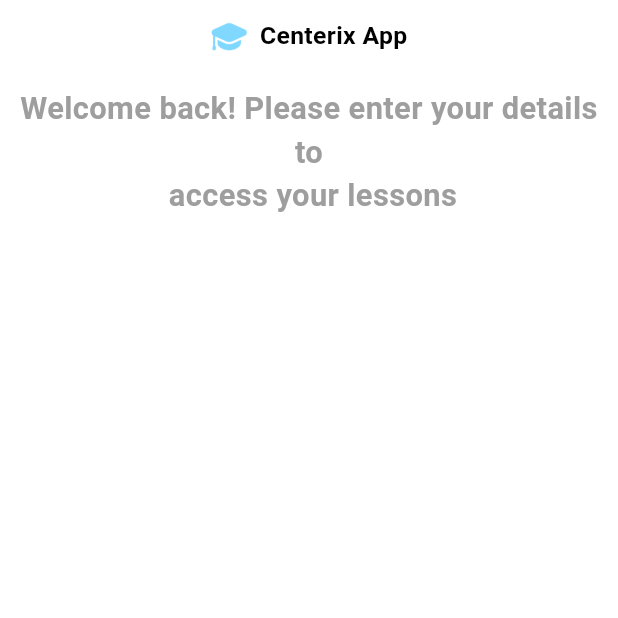
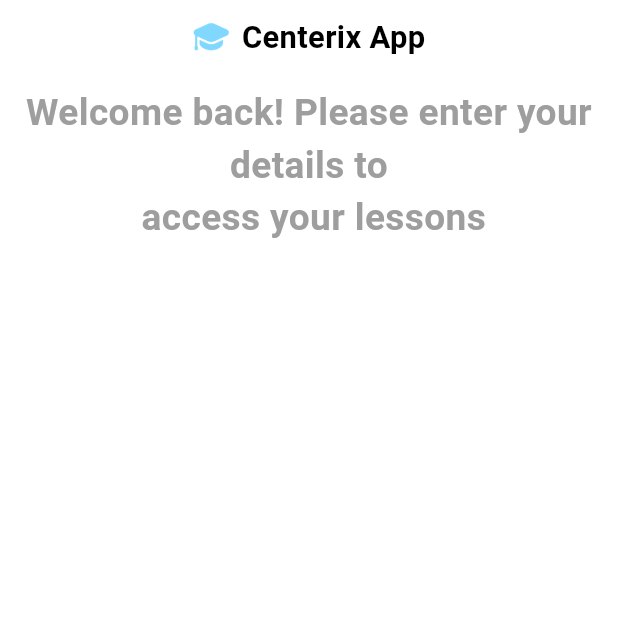
Before and after one commit to kareemToson/center, a Flutter app: the screen it shows after launch, on a phone screen of 412 x 824 dp, the top half of it. Run offline on Flutter 3.47's test engine with Material 3 defaults, Android fonts, the phone set to English and light mode, and no system bars; our stand-ins replace flutter_localization.

Commit message:
refactor(styles): rename blackFont20 to blackFont5 and update font sizes

```diff
--- a/lib/core/styles/styels_manager.dart
+++ b/lib/core/styles/styels_manager.dart
@@ -4,9 +4,9 @@ import '../extensions/responsive.dart';
 
 class StylessManager {
   // Responsive text style methods that require BuildContext
-  static TextStyle blackFont20(BuildContext context) => TextStyle(
+  static TextStyle blackFont5(BuildContext context) => TextStyle(
     fontSize: context.widthPercent(
-      4.0,
+      5.0,
     ), // Approximately 20px on a 500px wide screen
     color: Colors.black,
     fontWeight: FontWeight.w600,
@@ -31,7 +31,7 @@ class StylessManager {
 
   static TextStyle welcomeTextStyle(BuildContext context) => TextStyle(
     fontSize: context.widthPercent(
-      5.0,
+      6.0,
     ), // Approximately 25px on a 500px wide screen
     fontWeight: FontWeight.w600,
     color: Colors.grey,
--- a/lib/core/widgets/header_widget.dart
+++ b/lib/core/widgets/header_widget.dart
@@ -23,7 +23,7 @@ class Header extends StatelessWidget {
         const SizedBox(width: 8),
         Text(
           AppLocale.title.getString(context),
-          style: StylessManager.blackFont20(context),
+          style: StylessManager.blackFont5(context),
         ),
       ],
     );
```
